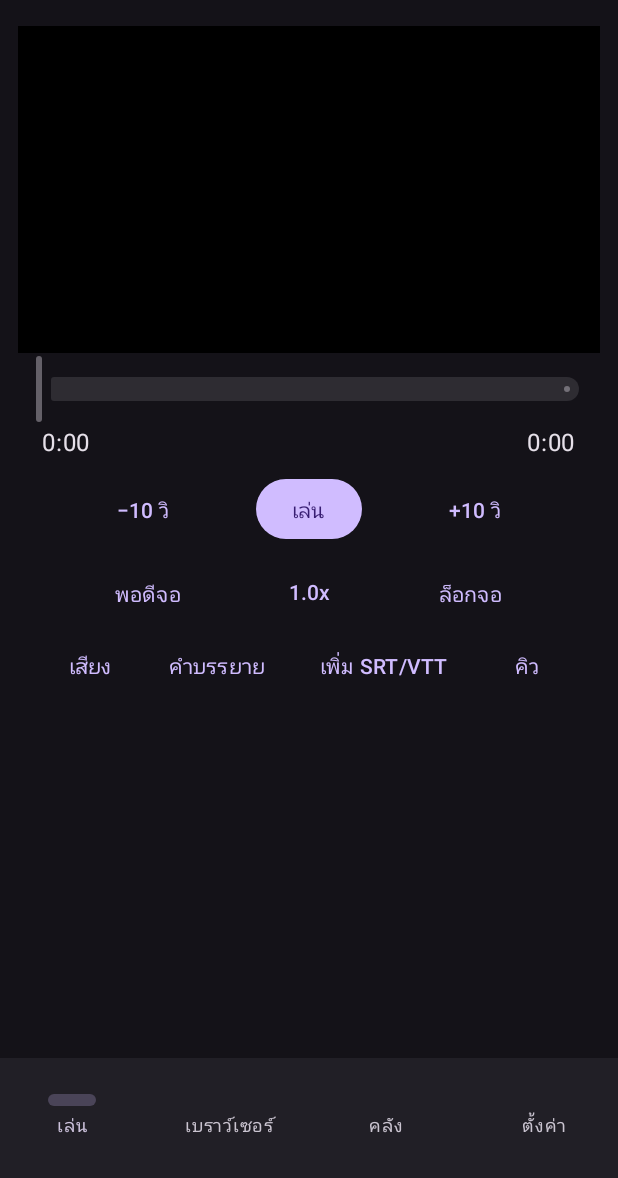
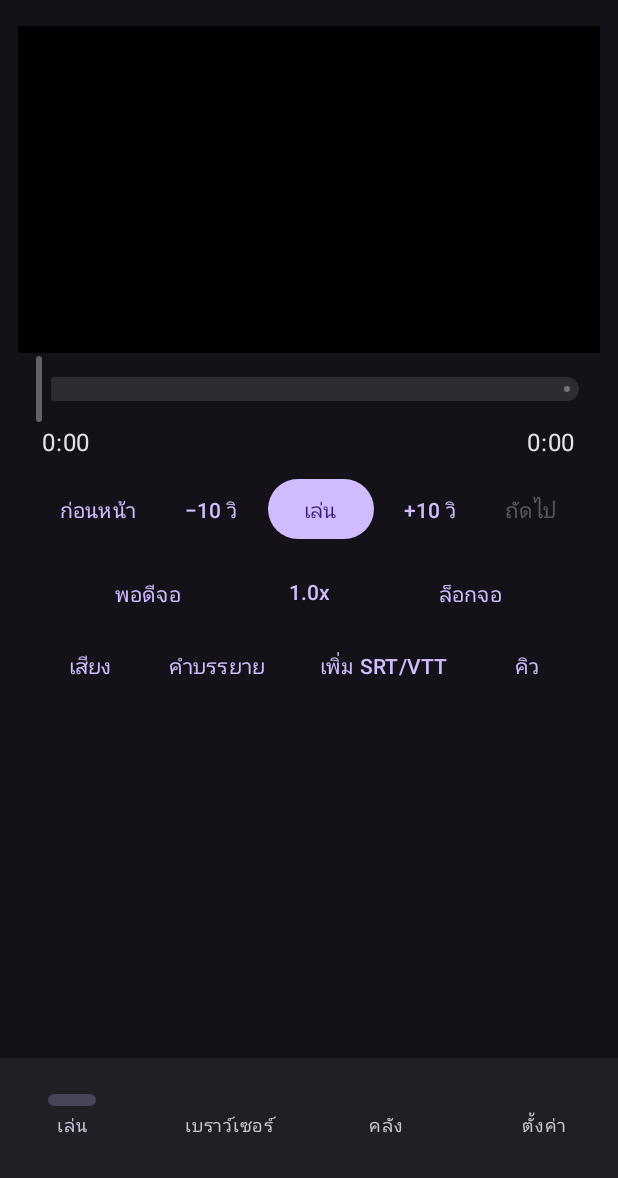
Before and after one commit to preechaphukthaisong65-arch/universal-video-player, an Android app built with Jetpack Compose: the screen it shows after launch (MainActivity), on a phone screen of 412 x 824 dp, the part 58-1236 px from its top. Run offline under Robolectric (Android 15) with nearby library versions, the phone set to English and light mode, and no system bars; our stand-ins replace Room's generated code; 3 statements that could not run were skipped.

Commit message:
feat(player): add previous and next queue controls

```diff
--- a/player/src/main/kotlin/com/preechaphukthaisong65/universalvideoplayer/player/PlayerScreen.kt
+++ b/player/src/main/kotlin/com/preechaphukthaisong65/universalvideoplayer/player/PlayerScreen.kt
@@ -14,8 +14,6 @@ import androidx.compose.foundation.lazy.LazyColumn
 import androidx.compose.foundation.lazy.itemsIndexed
 import androidx.compose.material3.AlertDialog
 import androidx.compose.material3.Button
-import androidx.compose.material3.MaterialTheme
-import androidx.compose.material3.OutlinedButton
 import androidx.compose.material3.Slider
 import androidx.compose.material3.Text
 import androidx.compose.material3.TextButton
@@ -37,7 +35,6 @@ import androidx.media3.common.Player
 import androidx.media3.ui.AspectRatioFrameLayout
 import androidx.media3.ui.PlayerView
 import kotlinx.coroutines.delay
-import kotlin.math.roundToInt
 
 @Composable
 fun PlayerScreen(
@@ -133,11 +130,13 @@ fun PlayerScreen(
             Modifier.fillMaxWidth().padding(8.dp),
             horizontalArrangement = Arrangement.SpaceEvenly
         ) {
+            TextButton(onClick = { manager.playPrevious() }, enabled = !locked) { Text("ก่อนหน้า") }
             TextButton(onClick = { manager.seekBy(-10_000L) }, enabled = !locked) { Text("−10 วิ") }
             Button(onClick = {
                 if (player.isPlaying) player.pause() else player.play()
             }, enabled = !locked) { Text(if (playing) "หยุดชั่วคราว" else "เล่น") }
             TextButton(onClick = { manager.seekBy(10_000L) }, enabled = !locked) { Text("+10 วิ") }
+            TextButton(onClick = { manager.playNext() }, enabled = !locked && player.hasNextMediaItem()) { Text("ถัดไป") }
         }
 
         Row(
```
